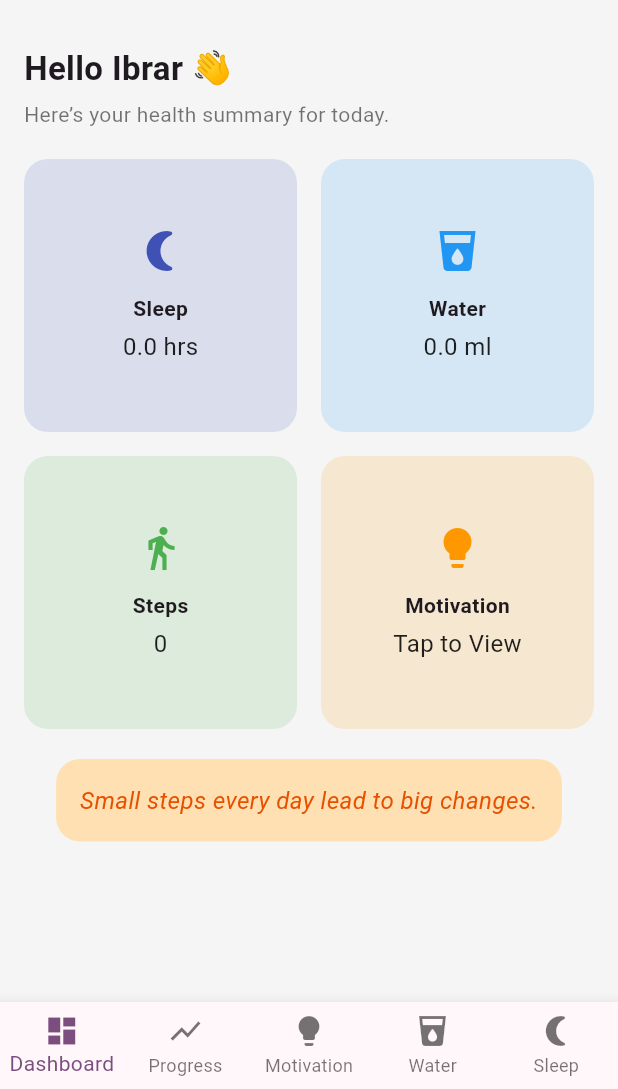
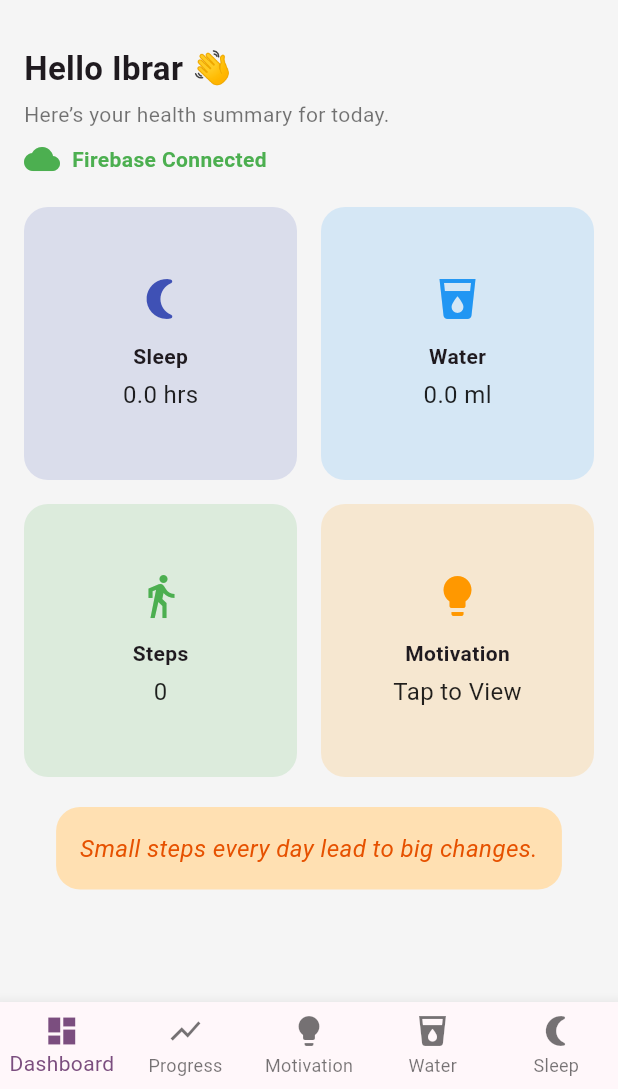
Before and after one commit to ibrar-ghani/fitlife, a Flutter app: the screen it shows once a user with an empty profile is signed in, on a phone screen of 412 x 824 dp, the part 147-1236 px from its top. Run offline on Flutter 3.47's test engine with Material 3 defaults, Android fonts, the phone set to English and light mode, and no system bars; our stand-ins replace firebase_auth, firebase_core, fl_chart, get, shared_preferences; accounts and stored records are empty; network calls fail.

Commit message:
"Added the status check for the firebase"

```diff
--- a/lib/controllers/auth_controller.dart
+++ b/lib/controllers/auth_controller.dart
@@ -1,18 +1,29 @@
+import 'package:firebase_core/firebase_core.dart';
 import 'package:get/get.dart';
 import 'package:firebase_auth/firebase_auth.dart';
 
 class AuthController extends GetxController {
   final FirebaseAuth _auth = FirebaseAuth.instance;
-
+  // Observable to track Firebase connection status
+  RxBool isFirebaseConnected = false.obs;
   // Observable Firebase User
   Rxn<User> firebaseUser = Rxn<User>();
 
   @override
   void onInit() {
     super.onInit();
-
+    checkFirebaseConnection();
     // Listen to login/logout
     firebaseUser.bindStream(_auth.authStateChanges());
+  }
+
+   void checkFirebaseConnection() async {
+    try {
+      await Firebase.apps; // Fetch initialized apps
+      isFirebaseConnected.value = true;
+    } catch (e) {
+      isFirebaseConnected.value = false;
+    }
   }
 
   // Getter for user
--- a/lib/views/dashboard/dashboard_page.dart
+++ b/lib/views/dashboard/dashboard_page.dart
@@ -4,12 +4,14 @@ import '../../controllers/sleep_controller.dart';
 import '../../controllers/water_controller.dart';
 import '../../controllers/steps_controller.dart';
 import '../../controllers/motivation_controller.dart';
+import '../../controllers/auth_controller.dart'; // ✅ Added
 
 class DashboardPage extends StatelessWidget {
   final sleep = Get.put(SleepController());
   final water = Get.put(WaterController());
   final steps = Get.put(StepsController());
   final motivation = Get.put(MotivationController());
+  final auth = Get.put(AuthController()); // ✅ Added
 
   @override
   Widget build(BuildContext context) {
@@ -29,17 +31,42 @@ class DashboardPage extends StatelessWidget {
             // Greeting
             Align(
               alignment: Alignment.centerLeft,
-              child: Text("Hello Ibrar 👋",
+              child: Text(
+                "Hello Ibrar 👋",
                 style: TextStyle(fontSize: 22, fontWeight: FontWeight.bold),
               ),
             ),
             SizedBox(height: 4),
             Align(
               alignment: Alignment.centerLeft,
-              child: Text("Here’s your health summary for today.",
+              child: Text(
+                "Here’s your health summary for today.",
                 style: TextStyle(color: Colors.black54),
               ),
             ),
+
+            SizedBox(height: 8),
+
+            // ✅ Firebase Connection Status
+            Obx(() {
+              return Row(
+                children: [
+                  Icon(
+                    Icons.cloud,
+                    color: auth.isFirebaseConnected.value ? Colors.green : Colors.red,
+                  ),
+                  SizedBox(width: 8),
+                  Text(
+                    auth.isFirebaseConnected.value ? "Firebase Connected" : "Offline",
+                    style: TextStyle(
+                      fontWeight: FontWeight.bold,
+                      color: auth.isFirebaseConnected.value ? Colors.green : Colors.red,
+                    ),
+                  ),
+                ],
+              );
+            }),
+
             SizedBox(height: 20),
 
             // Stats Grid
@@ -47,7 +74,8 @@ class DashboardPage extends StatelessWidget {
               physics: NeverScrollableScrollPhysics(),
               shrinkWrap: true,
               gridDelegate:
-              SliverGridDelegateWithFixedCrossAxisCount(crossAxisCount: 2, mainAxisSpacing: 16, crossAxisSpacing: 16),
+                  SliverGridDelegateWithFixedCrossAxisCount(
+                      crossAxisCount: 2, mainAxisSpacing: 16, crossAxisSpacing: 16),
               children: [
                 _statCard(Icons.nightlight_round, "Sleep", "${sleep.averageSleep().toStringAsFixed(1)} hrs", Colors.indigo),
                 _statCard(Icons.local_drink, "Water", "${water.todayAmount} ml", Colors.blue),
@@ -69,7 +97,8 @@ class DashboardPage extends StatelessWidget {
                     motivation.quotes.isEmpty
                         ? "Loading motivational quote..."
                         : motivation.quotes[DateTime.now().day % motivation.quotes.length],
-                style: TextStyle(fontSize: 16, fontStyle: FontStyle.italic, color: Colors.orange.shade900),
+                    style: TextStyle(
+                        fontSize: 16, fontStyle: FontStyle.italic, color: Colors.orange.shade900),
                     textAlign: TextAlign.center,
                   ),
                 )),
```
Lines whose indentation alone changed are shown as unchanged.
